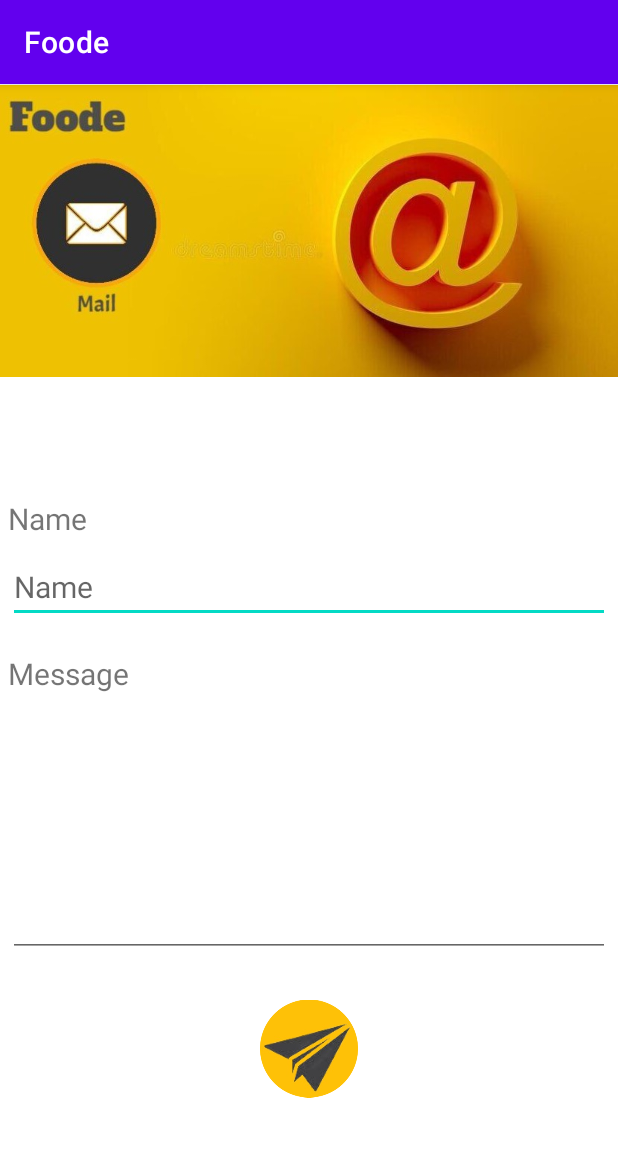
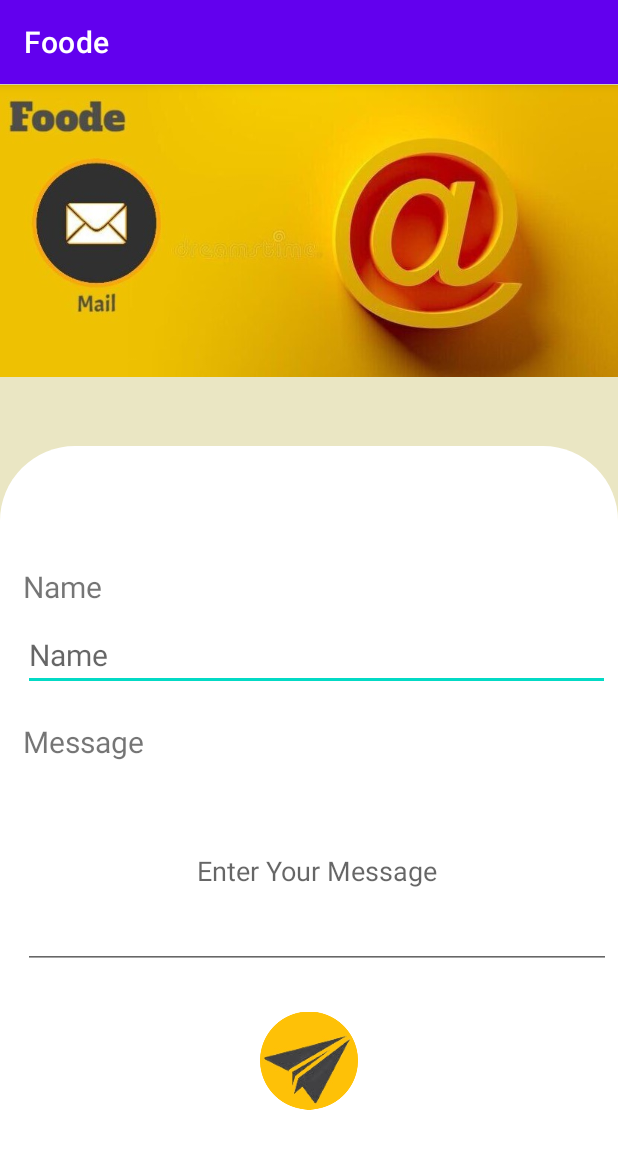
Before and after one commit to Afaq5006/Foode, an Android app: the contact_mail screen opened directly, with no data from a screen before it, on a phone screen of 412 x 824 dp. Shown: the top 1149 px of the screen. Run offline under Robolectric (Android 15) with nearby library versions, the phone set to English and light mode, and no system bars.

Commit message:
Edit Style

```diff
--- a/app/src/main/java/com/example/foode/contact_us.java
+++ b/app/src/main/java/com/example/foode/contact_us.java
@@ -19,7 +19,7 @@ public class contact_us extends AppCompatActivity {
         txtmail.setOnClickListener(new View.OnClickListener() {
             @Override
             public void onClick(View view) {
-                Intent intent = new Intent(contact_us.this, contact_us.class);
+                Intent intent = new Intent(contact_us.this, contact_mail.class);
                 startActivity(intent);
             }
         });
--- a/app/src/main/res/layout/activity_contact_mail.xml
+++ b/app/src/main/res/layout/activity_contact_mail.xml
@@ -5,6 +5,7 @@
     android:layout_width="match_parent"
     android:layout_height="match_parent"
     android:orientation="vertical"
+    android:background="#EAE6C3"
     tools:context=".contact_mail">
 
     <ImageView
@@ -12,17 +13,25 @@
         android:layout_height="196dp"
         android:src="@drawable/mail_pic" />
 
+    <LinearLayout
+        android:layout_width="match_parent"
+        android:layout_height="match_parent"
+        android:orientation="vertical"
+        android:layout_weight="4"
+        android:background="@drawable/back_design"
+        android:layout_marginTop="45dp"
+        >
         <TextView
             android:layout_marginTop="80dp"
             android:layout_width="match_parent"
             android:layout_height="wrap_content"
             android:text="Name"
             android:textSize="20dp"
-        android:layout_marginLeft="5dp"
+            android:layout_marginLeft="15dp"
             android:layout_marginRight="5dp"
             />
         <EditText
-        android:layout_marginLeft="5dp"
+            android:layout_marginLeft="15dp"
             android:layout_marginTop="8dp"
             android:layout_width="match_parent"
             android:layout_height="wrap_content"
@@ -38,20 +47,20 @@
             android:layout_height="wrap_content"
             android:text="Message"
             android:textSize="20dp"
-        android:layout_marginLeft="5dp"
+            android:layout_marginLeft="15dp"
             android:layout_marginRight="5dp"
             />
 
 
         <EditText
-        android:layout_width="match_parent"
-        android:layout_height="167dp"
-        android:layout_marginLeft="5dp"
+            android:layout_width="392dp"
+            android:layout_height="130dp"
+            android:layout_marginLeft="15dp"
             android:layout_marginTop="8dp"
-        android:hint=""
-        android:textSize="20dp"
-        android:layout_marginRight="5dp"
-        />
+            android:hint="Enter Your Message"
+            android:inputType="textImeMultiLine"
+            android:minLines="4"
+            android:textAlignment="center" />
 
         <ImageView
             android:id="@+id/btn_mail"
@@ -60,6 +69,7 @@
             android:layout_gravity="center"
             android:layout_marginTop="25dp"
             android:src="@drawable/mail_btn" />
+    </LinearLayout>
 
 
 </LinearLayout>
--- a/app/src/main/res/layout/activity_favourites.xml
+++ b/app/src/main/res/layout/activity_favourites.xml
@@ -54,6 +54,8 @@
             android:layout_height="wrap_content"
             android:id="@+id/btn_submit"
             android:text="Submit"
+            android:textColor="@color/black"
+            android:backgroundTint="@color/Yellow"
             android:layout_below="@+id/rating_bar"
             android:layout_marginLeft="78dp"
             android:layout_marginTop="20dp"
```
Also changed, not shown: app/src/main/java/com/example/foode/RePassword.java (+13 -0 lines), app/src/main/res/layout/activity_profile.xml (+32 -11 lines), app/src/main/res/layout/activity_re_password.xml (+11 -3 lines), app/src/main/res/layout/activity_sign_in.xml (+1 -8 lines), app/src/main/res/layout/fragment_re_pass.xml (+15 -1 lines). Lines whose indentation alone changed are shown as unchanged.
